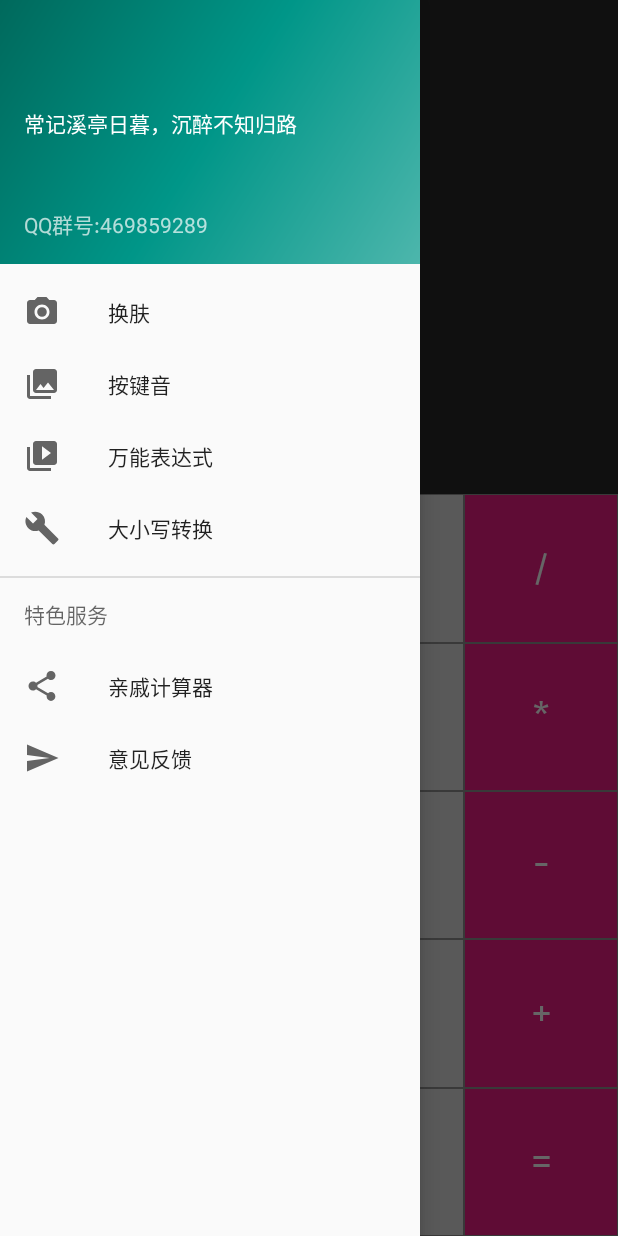
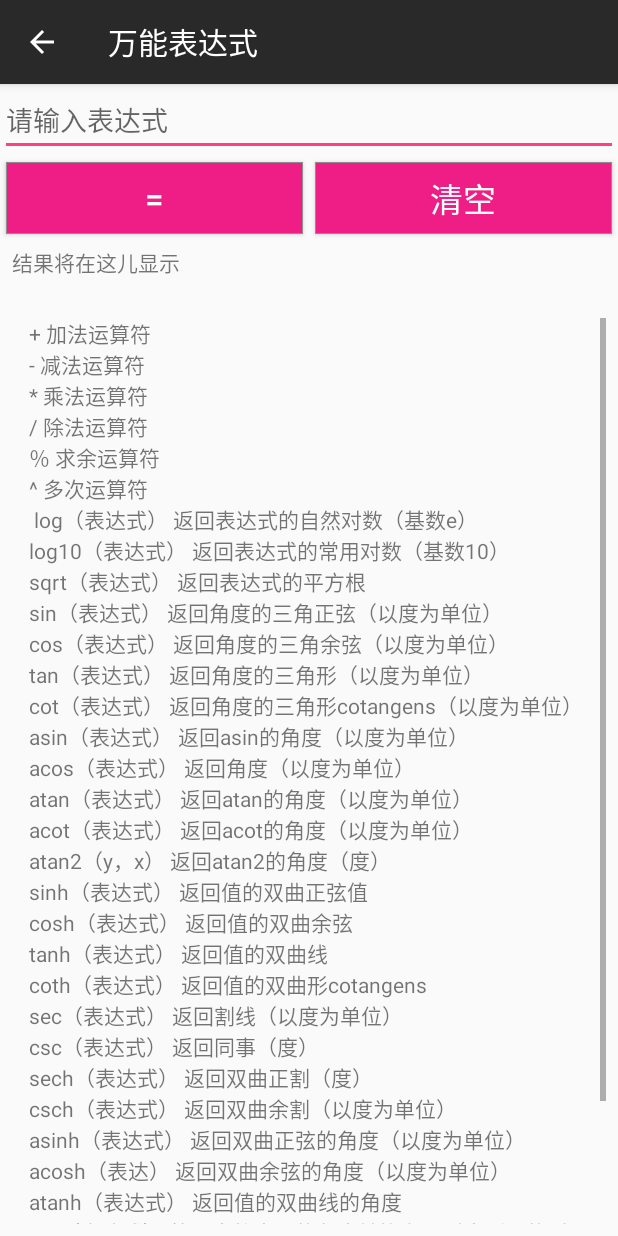
Before and after one commit to vipheyue/Calculator, an Android app: the MainActivity screen opened directly, with no data from a screen before it, in the side drawer, after a tap on "万能表达式", on a phone screen of 412 x 824 dp. Run offline under Robolectric (Android 15) with nearby library versions, the phone set to English and light mode, and no system bars; libraries missing offline, so code that uses them is left out: com.chad.library, com.udojava.evalex, io.realm; 6 statements that could not run were skipped.

Commit message:
自动识别剪切板 万能表达式 备注功能

```diff
--- a/app/src/main/AndroidManifest.xml
+++ b/app/src/main/AndroidManifest.xml
@@ -12,7 +12,8 @@
         android:roundIcon="@mipmap/ic_launcher_round"
         android:supportsRtl="true"
         android:theme="@style/AppTheme">
-        <activity android:name=".MainActivity">
+        <activity android:name=".MainActivity"
+            android:theme="@style/AppTheme.NoActionBar">
             <intent-filter>
                 <action android:name="android.intent.action.MAIN" />
 
@@ -29,6 +30,7 @@
                 <category android:name="android.intent.category.LAUNCHER" />
             </intent-filter>
         </activity>
+        <activity android:name=".UniversalExpressionActivity"></activity>
     </application>
 
 </manifest>
--- a/app/src/main/java/com/vipheyue/calculator/HistoryAdapter.kt
+++ b/app/src/main/java/com/vipheyue/calculator/HistoryAdapter.kt
@@ -9,7 +9,12 @@ import com.chad.library.adapter.base.BaseViewHolder
 class HistoryAdapter(layoutResId: Int, data: List<HistoryTable>?) : BaseQuickAdapter<HistoryTable, BaseViewHolder>(layoutResId, data) {
 
     override fun convert(helper: BaseViewHolder, item: HistoryTable) {
-        helper.setText(R.id.tv_history, item.comment + item.result)
+
+        if (item.comment.isNotEmpty()) {
+            helper.setText(R.id.tv_history, item.comment +" : "+ item.result)
+        }else{
+            helper.setText(R.id.tv_history, item.comment+ item.result)
+        }
 //        helper.setOnClickListener(R.id.tv_history, view-> { xxx })
 //        helper.setOnClickListener(R.id.tv_history) {
 //            Log.i("xxxx",item.result)
--- a/app/src/main/java/com/vipheyue/calculator/MainActivity.kt
+++ b/app/src/main/java/com/vipheyue/calculator/MainActivity.kt
@@ -3,17 +3,23 @@ package com.vipheyue.calculator
 import android.content.ClipData
 import android.content.ClipboardManager
 import android.content.Context
+import android.content.DialogInterface
 import android.os.Bundle
+import android.support.design.widget.NavigationView
 import android.support.v4.view.GravityCompat
+import android.support.v7.app.AlertDialog
 import android.support.v7.app.AppCompatActivity
 import android.support.v7.widget.LinearLayoutManager
+import android.view.MenuItem
 import android.view.View
 import android.widget.Button
+import android.widget.EditText
 import com.udojava.evalex.Expression
 import io.realm.Realm
 import kotlinx.android.synthetic.main.activity_drawer.*
 import kotlinx.android.synthetic.main.app_bar_drawer.*
 import kotlinx.android.synthetic.main.content_drawer.*
+import org.jetbrains.anko.startActivity
 import org.jetbrains.anko.toast
 
 
@@ -40,6 +46,8 @@ class MainActivity : AppCompatActivity() {
         fab.setOnClickListener { view ->
             drawer_layout.openDrawer(GravityCompat.START)
         }
+        nav_view.setNavigationItemSelectedListener(MyNavigation())
+
         recyclerView_history.setLayoutManager(LinearLayoutManager(this))
 
 
@@ -58,6 +66,28 @@ class MainActivity : AppCompatActivity() {
             val mClipData = ClipData.newPlainText(historyTable.comment, historyTable.result)
             cm.primaryClip = mClipData
             toast("复制成功---> " + historyTable.result)
+        }
+        historyAdapter.setOnItemLongClickListener { adapter, view, position ->
+            val builder = AlertDialog.Builder(this).setTitle("设置备注")
+
+            val inflater = getLayoutInflater()
+            var view = inflater.inflate(R.layout.add_remark, null)
+            var et_remark = view.findViewById<EditText>(R.id.et_remark)
+            builder.setView(view)
+                    .setPositiveButton("添加备注", DialogInterface.OnClickListener { dialog, id ->
+                        //存入数据库
+                        realm.beginTransaction()
+                        val historyTable = HistoryTable(dataCenter.get(position).result)
+                        historyTable.comment = et_remark.text.toString().trim()
+                        val realmUser = realm.copyToRealm(historyTable)
+                        realm.commitTransaction()
+                        historyAdapter.addData(historyTable)
+                        recyclerView_history.smoothScrollToPosition(dataCenter.size)
+                    })
+                    .setNegativeButton("取消", DialogInterface.OnClickListener { dialog, id -> })
+            builder.create().show()
+
+            true
         }
         recyclerView_history.smoothScrollToPosition(dataCenter.size)
 
@@ -120,6 +150,41 @@ class MainActivity : AppCompatActivity() {
         tv_equation_panel.setText(waitCalculateStr)
     }
 
+    private inner class MyNavigation() : NavigationView.OnNavigationItemSelectedListener {
+        override fun onNavigationItemSelected(item: MenuItem): Boolean {
+            // Handle navigation view item clicks here.
+            when (item.itemId) {
+                R.id.nav_change_skin -> {
+                   toast("xxxxkj")
+                }
+                R.id.nav_sound -> {
+
+                }
+                R.id.nav_expression -> {
+                    startActivity<UniversalExpressionActivity>()
+                }
+                R.id.nav_change_case -> {
+
+                }
+                R.id.nav_share -> {
+
+                }
+                R.id.nav_feedback -> {
+
+                }
+            }
+
+            drawer_layout.closeDrawer(GravityCompat.START)
+            return true
+        }
+
+    }
+
+    override fun onResume() {
+        super.onResume()
+        ClipboardManagerHelper.discernSymbol(this)
+    }
+
     override fun onDestroy() {
         realm.close()
         super.onDestroy()
--- /dev/null
+++ b/app/src/main/java/com/vipheyue/calculator/UniversalExpressionActivity.kt
@@ -0,0 +1,46 @@
+package com.vipheyue.calculator
+
+import android.os.Bundle
+import android.support.v7.app.AppCompatActivity
+import android.text.method.ScrollingMovementMethod
+import com.udojava.evalex.Expression
+import kotlinx.android.synthetic.main.activity_universal_expression.*
+import org.jetbrains.anko.toast
+
+class UniversalExpressionActivity : AppCompatActivity() {
+
+    override fun onCreate(savedInstanceState: Bundle?) {
+        super.onCreate(savedInstanceState)
+        setContentView(R.layout.activity_universal_expression)
+        val mActionBar = supportActionBar
+        mActionBar!!.setHomeButtonEnabled(true)
+        mActionBar.setDisplayHomeAsUpEnabled(true)
+        mActionBar.title = "万能表达式"
+        initView()
+    }
+
+    private fun initView() {
+        tv_introduce.setMovementMethod(ScrollingMovementMethod.getInstance());
+        button_clear.setOnClickListener {
+            editText_input.setText("")
+            tv_result.setText("")
+        }
+        button_calculate.setOnClickListener {
+            try {
+                var inputString = editText_input.text.toString().trim()
+                val expression = Expression(inputString)
+                val result = expression.eval().toPlainString()
+                tv_result.setText(inputString + "=" + result)
+            } catch (e: Exception) {
+                toast("表达式有问题哦")
+            }
+
+        }
+    }
+
+    override fun onSupportNavigateUp(): Boolean {
+        finish()
+        return super.onSupportNavigateUp()
+    }
+
+}
--- /dev/null
+++ b/app/src/main/res/layout/activity_universal_expression.xml
@@ -0,0 +1,108 @@
+<?xml version="1.0" encoding="utf-8"?>
+<android.support.constraint.ConstraintLayout xmlns:android="http://schemas.android.com/apk/res/android"
+    xmlns:app="http://schemas.android.com/apk/res-auto"
+    xmlns:tools="http://schemas.android.com/tools"
+    android:layout_width="match_parent"
+    android:layout_height="match_parent"
+    tools:context="com.vipheyue.calculator.UniversalExpressionActivity">
+
+    <EditText
+        android:id="@+id/editText_input"
+        android:layout_width="0dp"
+        android:layout_height="wrap_content"
+        android:hint="请输入表达式"
+        android:inputType="textPersonName"
+        app:layout_constraintEnd_toEndOf="parent"
+        app:layout_constraintStart_toStartOf="parent"
+        app:layout_constraintTop_toTopOf="parent" />
+
+    <Button
+        android:id="@+id/button_calculate"
+        android:layout_width="0dp"
+        android:layout_height="wrap_content"
+        android:layout_margin="4dp"
+        android:background="@drawable/operator_bg"
+        android:text="="
+        android:textColor="@android:color/white"
+        android:textSize="22sp"
+        app:layout_constraintEnd_toStartOf="@id/button_clear"
+        app:layout_constraintStart_toStartOf="parent"
+        app:layout_constraintTop_toBottomOf="@id/editText_input" />
+
+
+    <Button
+        android:id="@+id/button_clear"
+        android:layout_width="0dp"
+        android:layout_height="wrap_content"
+        android:layout_margin="4dp"
+        android:background="@drawable/operator_bg"
+        android:text="清空"
+        android:textColor="@android:color/white"
+        android:textSize="22sp"
+        app:layout_constraintBottom_toBottomOf="@+id/button_calculate"
+        app:layout_constraintEnd_toEndOf="parent"
+        app:layout_constraintStart_toEndOf="@id/button_calculate"
+        app:layout_constraintTop_toTopOf="@id/button_calculate" />
+
+    <TextView
+        android:id="@+id/tv_result"
+        android:layout_width="0dp"
+        android:layout_height="40dp"
+        android:layout_marginEnd="8dp"
+        android:layout_marginStart="8dp"
+        android:layout_marginTop="8dp"
+        android:text="结果将在这儿显示"
+        app:layout_constraintEnd_toEndOf="parent"
+        app:layout_constraintStart_toStartOf="parent"
+        app:layout_constraintTop_toBottomOf="@+id/button_calculate" />
+
+    <TextView
+        android:id="@+id/tv_introduce"
+        android:layout_width="0dp"
+        android:layout_height="0dp"
+        android:layout_marginBottom="8dp"
+        android:layout_marginEnd="8dp"
+        android:layout_marginLeft="16dp"
+        android:layout_marginRight="8dp"
+        android:layout_marginStart="16dp"
+        android:layout_marginTop="8dp"
+        android:scrollbars="vertical"
+        android:singleLine="false"
+        android:text="
++	加法运算符\n
+-	减法运算符\n
+*	乘法运算符\n
+/	除法运算符\n
+％	求余运算符\n
+^	多次运算符\n
+
+log（表达式）	返回表达式的自然对数（基数e）\n
+log10（表达式）	返回表达式的常用对数（基数10）\n
+sqrt（表达式）	返回表达式的平方根\n
+sin（表达式）	返回角度的三角正弦（以度为单位）\n
+cos（表达式）	返回角度的三角余弦（以度为单位）\n
+tan（表达式）	返回角度的三角形（以度为单位）\n
+cot（表达式）	返回角度的三角形cotangens（以度为单位）\n
+asin（表达式）	返回asin的角度（以度为单位）\n
+acos（表达式）	返回角度（以度为单位）\n
+atan（表达式）	返回atan的角度（以度为单位）\n
+acot（表达式）	返回acot的角度（以度为单位）\n
+atan2（y，x）	返回atan2的角度（度）\n
+sinh（表达式）	返回值的双曲正弦值\n
+cosh（表达式）	返回值的双曲余弦\n
+tanh（表达式）	返回值的双曲线\n
+coth（表达式）	返回值的双曲形cotangens\n
+sec（表达式）	返回割线（以度为单位）\n
+csc（表达式）	返回同事（度）\n
+sech（表达式）	返回双曲正割（度）\n
+csch（表达式）	返回双曲余割（以度为单位）\n
+asinh（表达式）	返回双曲正弦的角度（以度为单位）\n
+acosh（表达）	返回双曲余弦的角度（以度为单位）\n
+atanh（表达式）	返回值的双曲线的角度\n
+rad（表达式）	将以度数度量的角度转换为以弧度测量的近似等效角度\n
+deg（表达式）	将以弧度度量的角度转换为以度数度量的近似等效角度\n"
+        app:layout_constraintBottom_toBottomOf="parent"
+        app:layout_constraintEnd_toEndOf="parent"
+        app:layout_constraintStart_toStartOf="parent"
+        app:layout_constraintTop_toBottomOf="@+id/tv_result" />
+</android.support.constraint.ConstraintLayout>
--- a/app/src/main/res/menu/activity_drawer_drawer.xml
+++ b/app/src/main/res/menu/activity_drawer_drawer.xml
@@ -5,31 +5,35 @@
 
     <group android:checkableBehavior="single">
         <item
-            android:id="@+id/nav_camera"
+            android:id="@+id/nav_change_skin"
             android:icon="@drawable/ic_menu_camera"
             android:title="换肤" />
         <item
-            android:id="@+id/nav_gallery"
+            android:id="@+id/nav_sound"
             android:icon="@drawable/ic_menu_gallery"
             android:title="按键音" />
         <item
-            android:id="@+id/nav_slideshow"
+            android:id="@+id/nav_expression"
             android:icon="@drawable/ic_menu_slideshow"
             android:title="万能表达式" />
         <item
-            android:id="@+id/nav_manage"
+            android:id="@+id/nav_change_case"
             android:icon="@drawable/ic_menu_manage"
             android:title="大小写转换" />
     </group>
 
-    <item android:title="特色服务">
+    <item android:title="智能剪切板,复制后自动识别">
         <menu>
             <item
                 android:id="@+id/nav_share"
                 android:icon="@drawable/ic_menu_share"
+                android:title="分享" />
+            <item
+                android:id="@+id/nav_relatives"
+                android:icon="@drawable/ic_menu_share"
                 android:title="亲戚计算器" />
             <item
-                android:id="@+id/nav_send"
+                android:id="@+id/nav_feedback"
                 android:icon="@drawable/ic_menu_send"
                 android:title="意见反馈" />
         </menu>
--- a/app/src/main/res/values/styles.xml
+++ b/app/src/main/res/values/styles.xml
@@ -1,13 +1,16 @@
 <resources>
 
     <!-- Base application theme. -->
-    <style name="AppTheme" parent="Theme.AppCompat.Light.NoActionBar">
+    <style name="AppTheme" parent="Theme.AppCompat.Light.DarkActionBar">
         <!-- Customize your theme here. -->
         <item name="colorPrimary">@color/colorPrimary</item>
         <item name="colorPrimaryDark">@color/colorPrimaryDark</item>
         <item name="colorAccent">@color/colorAccent</item>
     </style>
-
+    <style name="AppTheme.NoActionBar">
+        <item name="windowActionBar">false</item>
+        <item name="windowNoTitle">true</item>
+    </style>
     <style name="operator_style">
         <item name="android:textSize">26sp</item>
         <item name="android:textColor">@android:color/white</item>
```
Also changed, not shown: app/src/main/java/com/vipheyue/calculator/ClipboardManagerHelper.kt (added, +87 -0 lines), app/src/main/java/com/vipheyue/calculator/DrawerActivity.kt (+5 -5 lines), app/src/main/res/layout/add_remark.xml (added, +12 -0 lines).
